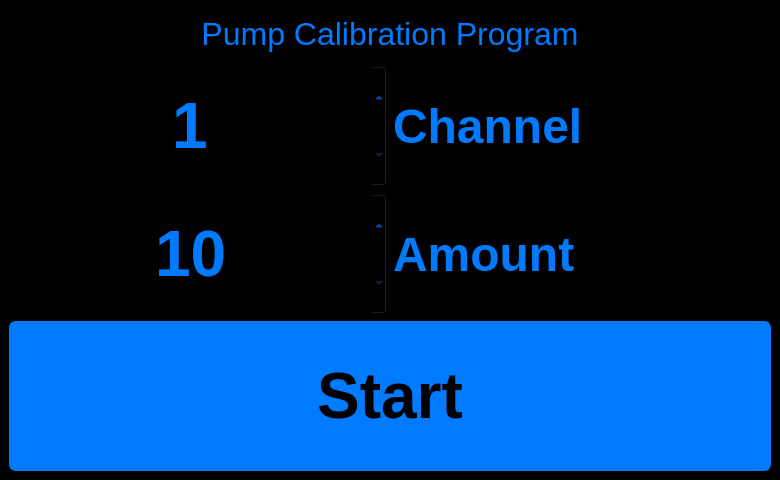
The window that src/ui_elements/Calibration.ui (AndreWohnsland/CocktailBerry) describes before a commit, drawn with Qt 5.
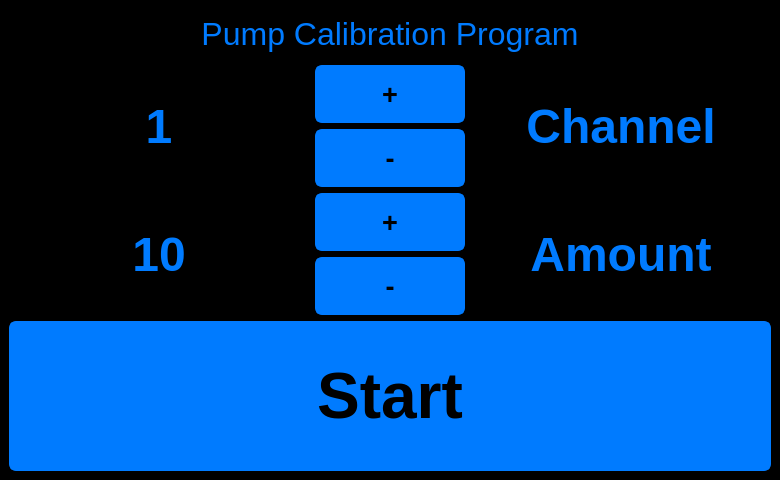
The same window after the commit.

Commit message: Added better buttons for control

```diff
--- a/src/ui_elements/Calibration.ui
+++ b/src/ui_elements/Calibration.ui
@@ -66,8 +66,8 @@
    <layout class="QVBoxLayout" name="verticalLayout">
     <item>
      <layout class="QGridLayout" name="gridLayout">
-      <item row="1" column="0">
-       <widget class="QSpinBox" name="sB_Kanal">
+      <item row="4" column="0" rowspan="2">
+       <widget class="QLabel" name="amount">
         <property name="minimumSize">
          <size>
           <width>0</width>
@@ -77,31 +77,54 @@
         <property name="maximumSize">
          <size>
           <width>16777215</width>
-          <height>200</height>
+          <height>300</height>
          </size>
         </property>
         <property name="font">
          <font>
-          <pointsize>48</pointsize>
+          <pointsize>36</pointsize>
           <weight>75</weight>
           <bold>true</bold>
          </font>
         </property>
+        <property name="text">
+         <string>10</string>
+        </property>
         <property name="alignment">
          <set>Qt::AlignCenter</set>
         </property>
-        <property name="buttonSymbols">
-         <enum>QAbstractSpinBox::UpDownArrows</enum>
+       </widget>
+      </item>
+      <item row="2" column="0" rowspan="2">
+       <widget class="QLabel" name="channel">
+        <property name="minimumSize">
+         <size>
+          <width>0</width>
+          <height>100</height>
+         </size>
         </property>
-        <property name="minimum">
-         <number>1</number>
+        <property name="maximumSize">
+         <size>
+          <width>16777215</width>
+          <height>300</height>
+         </size>
         </property>
-        <property name="maximum">
-         <number>10</number>
+        <property name="font">
+         <font>
+          <pointsize>36</pointsize>
+          <weight>75</weight>
+          <bold>true</bold>
+         </font>
         </property>
+        <property name="text">
+         <string>1</string>
+        </property>
+        <property name="alignment">
+         <set>Qt::AlignCenter</set>
+        </property>
        </widget>
       </item>
-      <item row="3" column="0" colspan="2">
+      <item row="7" column="0" colspan="3">
        <widget class="QPushButton" name="PB_start">
         <property name="minimumSize">
          <size>
@@ -127,73 +150,7 @@
         </property>
        </widget>
       </item>
-      <item row="1" column="1">
-       <widget class="QLabel" name="label">
-        <property name="font">
-         <font>
-          <pointsize>36</pointsize>
-          <weight>75</weight>
-          <bold>true</bold>
-         </font>
-        </property>
-        <property name="text">
-         <string>Channel</string>
-        </property>
-       </widget>
-      </item>
-      <item row="2" column="1">
-       <widget class="QLabel" name="label_2">
-        <property name="font">
-         <font>
-          <pointsize>36</pointsize>
-          <weight>75</weight>
-          <bold>true</bold>
-         </font>
-        </property>
-        <property name="text">
-         <string>Amount</string>
-        </property>
-       </widget>
-      </item>
-      <item row="2" column="0">
-       <widget class="QSpinBox" name="sB_Menge">
-        <property name="minimumSize">
-         <size>
-          <width>0</width>
-          <height>100</height>
-         </size>
-        </property>
-        <property name="maximumSize">
-         <size>
-          <width>16777215</width>
-          <height>200</height>
-         </size>
-        </property>
-        <property name="font">
-         <font>
-          <pointsize>48</pointsize>
-          <weight>75</weight>
-          <bold>true</bold>
-         </font>
-        </property>
-        <property name="alignment">
-         <set>Qt::AlignCenter</set>
-        </property>
-        <property name="suffix">
-         <string/>
-        </property>
-        <property name="minimum">
-         <number>10</number>
-        </property>
-        <property name="maximum">
-         <number>200</number>
-        </property>
-        <property name="singleStep">
-         <number>10</number>
-        </property>
-       </widget>
-      </item>
-      <item row="0" column="0" colspan="2">
+      <item row="0" column="0" colspan="3">
        <widget class="QLabel" name="label_3">
         <property name="minimumSize">
          <size>
@@ -223,6 +180,144 @@
         </property>
        </widget>
       </item>
+      <item row="2" column="1">
+       <widget class="QPushButton" name="channel_plus">
+        <property name="minimumSize">
+         <size>
+          <width>100</width>
+          <height>40</height>
+         </size>
+        </property>
+        <property name="maximumSize">
+         <size>
+          <width>150</width>
+          <height>150</height>
+         </size>
+        </property>
+        <property name="font">
+         <font>
+          <pointsize>20</pointsize>
+          <weight>75</weight>
+          <bold>true</bold>
+         </font>
+        </property>
+        <property name="text">
+         <string>+</string>
+        </property>
+       </widget>
+      </item>
+      <item row="3" column="1">
+       <widget class="QPushButton" name="channel_minus">
+        <property name="minimumSize">
+         <size>
+          <width>60</width>
+          <height>40</height>
+         </size>
+        </property>
+        <property name="maximumSize">
+         <size>
+          <width>150</width>
+          <height>150</height>
+         </size>
+        </property>
+        <property name="font">
+         <font>
+          <pointsize>20</pointsize>
+          <weight>75</weight>
+          <bold>true</bold>
+         </font>
+        </property>
+        <property name="text">
+         <string>-</string>
+        </property>
+       </widget>
+      </item>
+      <item row="2" column="2" rowspan="2">
+       <widget class="QLabel" name="label">
+        <property name="font">
+         <font>
+          <pointsize>36</pointsize>
+          <weight>75</weight>
+          <bold>true</bold>
+         </font>
+        </property>
+        <property name="text">
+         <string>Channel</string>
+        </property>
+        <property name="alignment">
+         <set>Qt::AlignCenter</set>
+        </property>
+       </widget>
+      </item>
+      <item row="4" column="2" rowspan="2">
+       <widget class="QLabel" name="label_2">
+        <property name="font">
+         <font>
+          <pointsize>36</pointsize>
+          <weight>75</weight>
+          <bold>true</bold>
+         </font>
+        </property>
+        <property name="text">
+         <string>Amount</string>
+        </property>
+        <property name="alignment">
+         <set>Qt::AlignCenter</set>
+        </property>
+       </widget>
+      </item>
+      <item row="4" column="1">
+       <widget class="QPushButton" name="amount_plus">
+        <property name="minimumSize">
+         <size>
+          <width>60</width>
+          <height>40</height>
+         </size>
+        </property>
+        <property name="maximumSize">
+         <size>
+          <width>150</width>
+          <height>150</height>
+         </size>
+        </property>
+        <property name="font">
+         <font>
+          <pointsize>20</pointsize>
+          <weight>75</weight>
+          <bold>true</bold>
+         </font>
+        </property>
+        <property name="text">
+         <string>+</string>
+        </property>
+       </widget>
+      </item>
+      <item row="5" column="1">
+       <widget class="QPushButton" name="amount_minus">
+        <property name="minimumSize">
+         <size>
+          <width>60</width>
+          <height>40</height>
+         </size>
+        </property>
+        <property name="maximumSize">
+         <size>
+          <width>150</width>
+          <height>150</height>
+         </size>
+        </property>
+        <property name="font">
+         <font>
+          <pointsize>20</pointsize>
+          <weight>75</weight>
+          <bold>true</bold>
+         </font>
+        </property>
+        <property name="text">
+         <string>-</string>
+        </property>
+       </widget>
+      </item>
      </layout>
     </item>
    </layout>
```
The commit also changes 1 other file.
